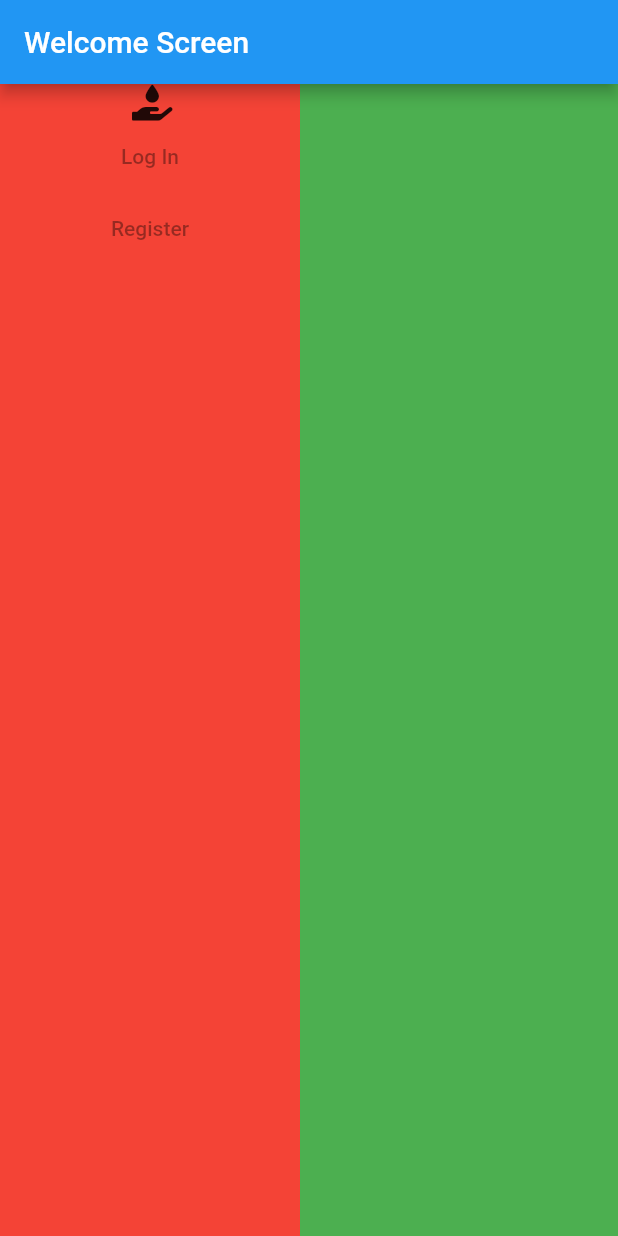
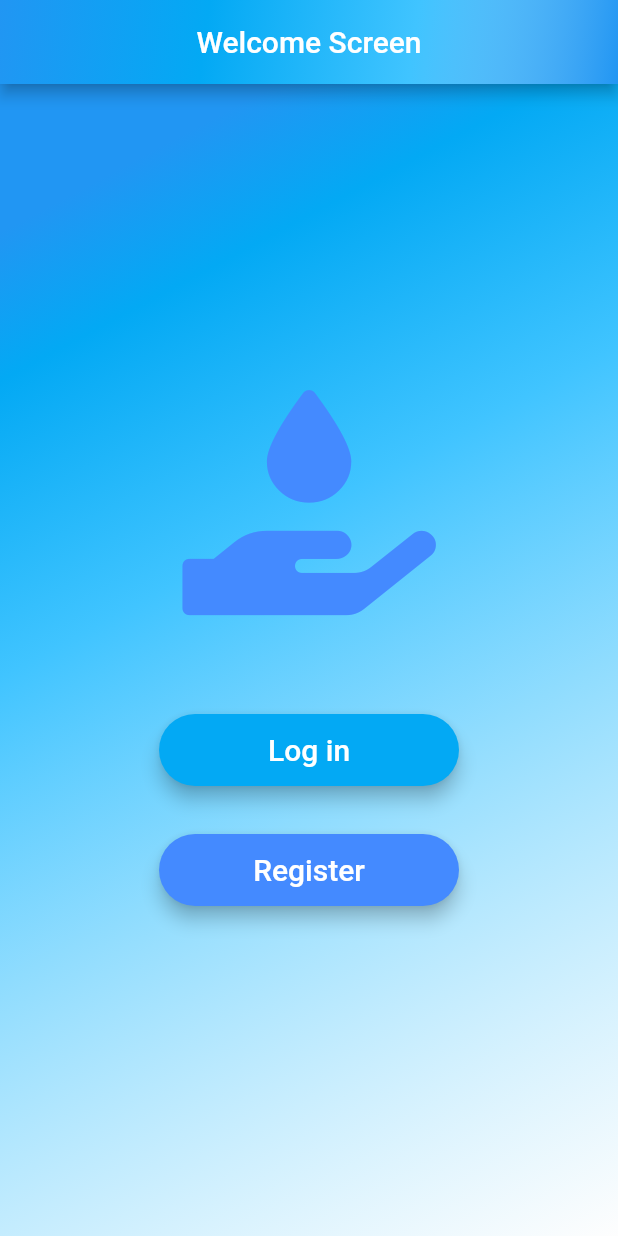
Before and after one commit to carloshevia/codigo_final_tutorial, a Flutter app: the screen it shows after launch, on a phone screen of 412 x 824 dp. Run offline on Flutter 3.47's test engine with Material 2 defaults, Android fonts, the phone set to English and light mode, and no system bars; our stand-ins replace charts_flutter, firebase_auth, font_awesome_flutter, gradient_app_bar; missing offline and left inert: gsheets; accounts and stored records are empty.

Commit message:
Tutorial_v5

```diff
--- a/lib/constants.dart
+++ b/lib/constants.dart
@@ -1,9 +1,10 @@
 import 'package:flutter/material.dart';
 import 'package:font_awesome_flutter/font_awesome_flutter.dart';
 
-const k_credentials = '';
+const k_credentials = 'google api credentials';
 
-const k_spreadsheetId = '';
+const k_spreadsheetId =
+    'id spreadsheet (se encuentra en la URL del google sheet)';
 
 const k_color_water = Color(0xFF254F68);
 
--- a/lib/main.dart
+++ b/lib/main.dart
@@ -13,14 +13,13 @@ class Tutorial extends StatelessWidget {
   @override
   Widget build(BuildContext context) {
     return MaterialApp(
-      //TODO remplazar hardcoded routes strings con static variables
       //the initial screen of the app
-      initialRoute: 'welcome_screen',
+      initialRoute: WelcomeScreen.id,
       routes: {
-        'welcome_screen': (context) => WelcomeScreen(),
-        'registration_screen': (context) => RegistrationScreen(),
-        'login_screen': (context) => LoginScreen(),
-        'stats_screen': (context) => StatsScreen(),
+        WelcomeScreen.id: (context) => WelcomeScreen(),
+        RegistrationScreen.id: (context) => RegistrationScreen(),
+        LoginScreen.id: (context) => LoginScreen(),
+        StatsScreen.id: (context) => StatsScreen(),
       },
     );
   }
--- a/lib/screens/welcome_screen.dart
+++ b/lib/screens/welcome_screen.dart
@@ -1,12 +1,14 @@
+import 'package:flutter/cupertino.dart';
 import 'package:flutter/material.dart';
 import 'package:gradient_app_bar/gradient_app_bar.dart';
+import 'package:testapp/screens/login_screen.dart';
+import 'registration_screen.dart';
 import '../constants.dart';
 import '../widgets/custom_button.dart';
 import 'package:font_awesome_flutter/font_awesome_flutter.dart';
 
 class WelcomeScreen extends StatefulWidget {
-  //TODO static string id
-//  static const String id = 'welcome_screen';
+  static const String id = 'welcome_screen';
 
   @override
   _WelcomeScreenState createState() => _WelcomeScreenState();
@@ -16,50 +18,49 @@ class _WelcomeScreenState extends State<WelcomeScreen> {
   @override
   Widget build(BuildContext context) {
     return Scaffold(
-      backgroundColor: Colors.green,
-      //TODO GradientAppBar k_cont
-      appBar: AppBar(
+      appBar: GradientAppBar(
+        centerTitle: true,
         title: Text('Welcome Screen'),
-        backgroundColor: Colors.blue,
+        gradient: k_gradientAppBar,
       ),
       body: Container(
-        color: Colors.red, //remove after giving decoration
-        //TODO background color gradient
-//        decoration: k_boxDecorationGradient,
+        decoration: k_boxDecorationGradient,
         child: Column(
-          //TODO crossAlignment-stretch and mainAlignment-center
+          crossAxisAlignment: CrossAxisAlignment.stretch,
+          mainAxisAlignment: MainAxisAlignment.center,
           // container takes same space as its child
           children: <Widget>[
-            // TODO k_icon, (esta en constantes)
-            Icon(FontAwesomeIcons.handHoldingWater),
-            //TODO sized box - height 50
+            Icon(
+              FontAwesomeIcons.handHoldingWater,
+              size: 150.0,
+              color: Colors.blueAccent,
+            ),
+            SizedBox(
+              height: 50.0,
+            ),
             Container(
               child: Column(
                 crossAxisAlignment: CrossAxisAlignment.center,
                 children: <Widget>[
-                  //TODO CustomButton
-                  MaterialButton(
-                    child: Text('Log In'),
-                    minWidth: 200.0,
-                    height: 40.0,
-                    color: Colors.red,
+                  CustomBotton(
+                    bottonText: 'Log in',
+                    colour: Colors.lightBlue,
+                    onPress: () {
+                      Navigator.pushNamed(context, LoginScreen.id);
+                    },
                   ),
 //                  CustomBotton(bottonText: 'Log In', colour: Colors.lightBlue),
-                  //TODO sized box - height 25
-
-                  //TODO CustomButton
-                  MaterialButton(
-                    child: Text('Register'),
-                    minWidth: 200.0,
-                    height: 40.0,
-                    color: Colors.red,
-                  ),
+                  CustomBotton(
+                      bottonText: 'Register',
+                      colour: Colors.blueAccent,
+                      onPress: () {
+                        Navigator.pushNamed(context, RegistrationScreen.id);
+                      }),
 //                  CustomBotton(
 //                      bottonText: 'Register', colour: Colors.lightBlueAccent),
                 ],
               ),
             ),
-            //TODO sized box - height 10
           ],
         ),
       ),
--- a/pubspec.yaml
+++ b/pubspec.yaml
@@ -32,6 +32,8 @@ dependencies:
   flare_flutter: ^2.0.3
   gsheets: ^0.2.4
   charts_flutter: ^0.9.0
+
+
 
 
 dev_dependencies:
```
Also changed, not shown: lib/networking.dart (+49 -57 lines), lib/screens/login_screen.dart (+21 -24 lines), lib/screens/registration_screen.dart (+28 -16 lines), lib/screens/stats_screen.dart (+36 -43 lines).
